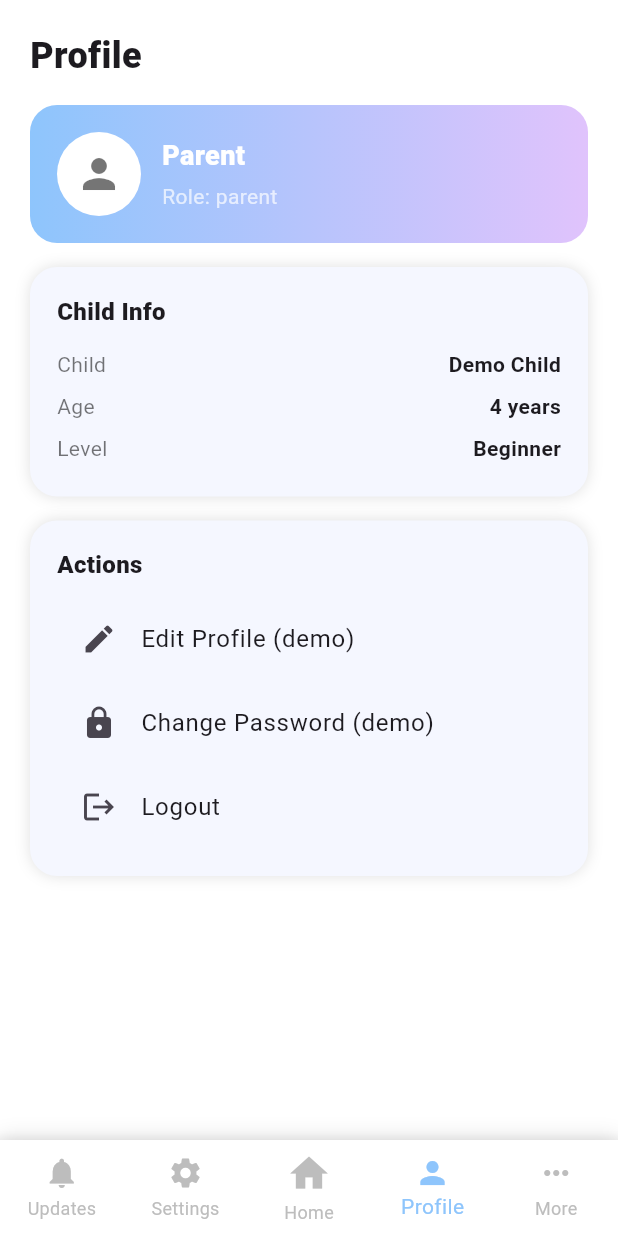
After one commit to ShreeyaPaudel/kreative_kindle, a Flutter app: the DashboardPage screen opened directly, item 4 of the bottom bar chosen, after a tap on "Edit Profile (demo)", on a phone screen of 412 x 824 dp. The commit adds this screen. Run offline on Flutter 3.47's test engine with Material 3 defaults, Android fonts, the phone set to English and light mode, and no system bars; our stand-ins replace connectivity_plus, dio, flutter_riverpod, flutter_secure_storage, hive, hive_flutter and 2 more; accounts and stored records are empty; generated files the repository leaves out were written again.

Commit message:
fix: route login to clean-architecture dashboard and remove role screen dependency

```diff
--- a/lib/features/auth/presentation/pages/login_screen.dart
+++ b/lib/features/auth/presentation/pages/login_screen.dart
@@ -1,8 +1,7 @@
 import 'package:flutter/material.dart';
 import 'package:flutter_riverpod/flutter_riverpod.dart';
 
-import '../../../../screens/Parent/Dashboard/parent_dashboard.dart';
-import '../../../../screens/Role/user_role.dart';
+import '../../../dashboard/presentation/pages/dashboard_page.dart';
 import '../view_model/auth_viewmodel.dart';
 import 'signup_screen.dart';
 
@@ -82,11 +81,9 @@ class _LoginScreenState extends ConsumerState<LoginScreen> {
                   child: Column(
                     crossAxisAlignment: CrossAxisAlignment.start,
                     children: [
-                      Text(
-                        UserRole.role == "parent"
-                            ? "Welcome Back, Parent!"
-                            : "Welcome Back, Instructor!",
-                        style: const TextStyle(
+                      const Text(
+                        "Welcome Back!",
+                        style: TextStyle(
                           fontSize: 26,
                           fontWeight: FontWeight.w700,
                         ),
@@ -102,7 +99,8 @@ class _LoginScreenState extends ConsumerState<LoginScreen> {
                       _inputField(
                         controller: emailController,
                         label: "Email",
-                        validator: (v) => v!.isEmpty ? "Email required" : null,
+                        validator: (v) =>
+                            (v == null || v.isEmpty) ? "Email required" : null,
                       ),
 
                       const SizedBox(height: 18),
@@ -124,8 +122,9 @@ class _LoginScreenState extends ConsumerState<LoginScreen> {
                             });
                           },
                         ),
-                        validator: (v) =>
-                            v!.isEmpty ? "Password required" : null,
+                        validator: (v) => (v == null || v.isEmpty)
+                            ? "Password required"
+                            : null,
                       ),
 
                       const SizedBox(height: 28),
@@ -153,7 +152,10 @@ class _LoginScreenState extends ConsumerState<LoginScreen> {
                             onPressed: _loading
                                 ? null
                                 : () async {
-                                    if (_formKey.currentState!.validate()) {
+                                    if (!_formKey.currentState!.validate()) {
+                                      return;
+                                    }
+
                                     setState(() => _loading = true);
 
                                     final success = await ref
@@ -168,11 +170,13 @@ class _LoginScreenState extends ConsumerState<LoginScreen> {
                                     setState(() => _loading = false);
 
                                     if (success) {
+                                      // ✅ TEMP: role hardcoded for now
                                       Navigator.pushReplacement(
                                         context,
                                         MaterialPageRoute(
-                                            builder: (_) =>
-                                                const ParentDashboard(),
+                                          builder: (_) => const DashboardPage(
+                                            role: "parent",
+                                          ),
                                         ),
                                       );
                                     } else {
@@ -190,11 +194,15 @@ class _LoginScreenState extends ConsumerState<LoginScreen> {
                                         ),
                                       );
                                     }
-                                    }
                                   },
                             child: _loading
-                                ? const CircularProgressIndicator(
+                                ? const SizedBox(
+                                    height: 22,
+                                    width: 22,
+                                    child: CircularProgressIndicator(
+                                      strokeWidth: 2.5,
                                       color: Colors.black,
+                                    ),
                                   )
                                 : const Text(
                                     "Login",
--- /dev/null
+++ b/lib/features/dashboard/presentation/pages/dashboard_page.dart
@@ -0,0 +1,282 @@
+import 'package:flutter/material.dart';
+import '../widgets/feature_tile.dart';
+import 'profile_page.dart';
+
+class DashboardPage extends StatefulWidget {
+  final String role; // "parent" / "instructor"
+  const DashboardPage({super.key, required this.role});
+
+  @override
+  State<DashboardPage> createState() => _DashboardPageState();
+}
+
+class _DashboardPageState extends State<DashboardPage> {
+  int index = 2;
+
+  bool get isParent => widget.role.toLowerCase() == "parent";
+
+  @override
+  Widget build(BuildContext context) {
+    final pages = [
+      const Center(child: Text("See Updates", style: TextStyle(fontSize: 18))),
+      const Center(child: Text("Settings", style: TextStyle(fontSize: 18))),
+      _homeUi(),
+      ProfilePage(role: widget.role),
+      const Center(child: Text("More", style: TextStyle(fontSize: 18))),
+    ];
+
+    return Scaffold(
+      backgroundColor: Colors.white,
+      body: pages[index],
+      bottomNavigationBar: Container(
+        decoration: const BoxDecoration(
+          boxShadow: [
+            BoxShadow(
+              color: Colors.black12,
+              blurRadius: 10,
+              offset: Offset(0, -2),
+            ),
+          ],
+        ),
+        child: BottomNavigationBar(
+          currentIndex: index,
+          onTap: (i) => setState(() => index = i),
+          type: BottomNavigationBarType.fixed,
+          backgroundColor: Colors.white,
+          selectedItemColor: const Color(0xFF8EC5FC),
+          unselectedItemColor: Colors.grey.shade400,
+          items: const [
+            BottomNavigationBarItem(
+              icon: Icon(Icons.notifications),
+              label: 'Updates',
+            ),
+            BottomNavigationBarItem(
+              icon: Icon(Icons.settings),
+              label: 'Settings',
+            ),
+            BottomNavigationBarItem(
+              icon: Icon(Icons.home, size: 30),
+              label: 'Home',
+            ),
+            BottomNavigationBarItem(icon: Icon(Icons.person), label: 'Profile'),
+            BottomNavigationBarItem(
+              icon: Icon(Icons.more_horiz),
+              label: 'More',
+            ),
+          ],
+        ),
+      ),
+    );
+  }
+
+  Widget _homeUi() {
+    final greeting = isParent ? "Hi Parent!" : "Hi Instructor!";
+
+    return SingleChildScrollView(
+      child: Column(
+        children: [
+          Stack(
+            children: [
+              Container(
+                height: 250,
+                width: double.infinity,
+                decoration: const BoxDecoration(
+                  gradient: LinearGradient(
+                    colors: [Color(0xFF8EC5FC), Color(0xFFE0C3FC)],
+                    begin: Alignment.topLeft,
+                    end: Alignment.bottomRight,
+                  ),
+                  borderRadius: BorderRadius.only(
+                    bottomLeft: Radius.circular(25),
+                    bottomRight: Radius.circular(25),
+                  ),
+                ),
+              ),
+              Positioned(
+                top: 40,
+                left: 0,
+                right: 0,
+                child: Center(
+                  child: Image.asset(
+                    "assets/images/LoginRegister/Group_8037.png",
+                    height: 140,
+                  ),
+                ),
+              ),
+              Positioned(
+                bottom: 25,
+                left: 20,
+                right: 20,
+                child: Row(
+                  mainAxisAlignment: MainAxisAlignment.spaceBetween,
+                  children: [
+                    Column(
+                      crossAxisAlignment: CrossAxisAlignment.start,
+                      children: [
+                        Text(
+                          greeting,
+                          style: const TextStyle(
+                            fontSize: 22,
+                            color: Colors.white,
+                            fontWeight: FontWeight.w700,
+                          ),
+                        ),
+                        const SizedBox(height: 4),
+                        const Text(
+                          "4 Y/O | Beginner",
+                          style: TextStyle(color: Colors.white70, fontSize: 14),
+                        ),
+                      ],
+                    ),
+                    Container(
+                      padding: const EdgeInsets.all(10),
+                      decoration: const BoxDecoration(
+                        color: Colors.white,
+                        shape: BoxShape.circle,
+                        boxShadow: [
+                          BoxShadow(color: Colors.black26, blurRadius: 6),
+                        ],
+                      ),
+                      child: const Icon(
+                        Icons.person,
+                        color: Colors.black54,
+                        size: 34,
+                      ),
+                    ),
+                  ],
+                ),
+              ),
+            ],
+          ),
+          const SizedBox(height: 20),
+
+          Container(
+            margin: const EdgeInsets.symmetric(horizontal: 20),
+            padding: const EdgeInsets.all(18),
+            decoration: BoxDecoration(
+              color: const Color(0xFFFFF4E8),
+              borderRadius: BorderRadius.circular(18),
+              boxShadow: const [
+                BoxShadow(color: Colors.black12, blurRadius: 6),
+              ],
+            ),
+            child: Row(
+              children: [
+                const Text("🌈", style: TextStyle(fontSize: 42)),
+                const SizedBox(width: 14),
+                Expanded(
+                  child: Column(
+                    crossAxisAlignment: CrossAxisAlignment.start,
+                    children: const [
+                      Text(
+                        "Today's Highlight",
+                        style: TextStyle(
+                          fontSize: 16,
+                          fontWeight: FontWeight.w700,
+                        ),
+                      ),
+                      SizedBox(height: 4),
+                      Text("Rainbow Paper Craft"),
+                      SizedBox(height: 6),
+                      Row(
+                        children: [
+                          Icon(Icons.timer, size: 16, color: Colors.black54),
+                          SizedBox(width: 4),
+                          Text(
+                            "10 mins",
+                            style: TextStyle(
+                              fontSize: 12,
+                              color: Colors.black54,
+                            ),
+                          ),
+                        ],
+                      ),
+                    ],
+                  ),
+                ),
+              ],
+            ),
+          ),
+
+          const SizedBox(height: 25),
+
+          Padding(
+            padding: const EdgeInsets.symmetric(horizontal: 20),
+            child: GridView.count(
+              crossAxisCount: 2,
+              shrinkWrap: true,
+              physics: const NeverScrollableScrollPhysics(),
+              crossAxisSpacing: 20,
+              mainAxisSpacing: 20,
+              childAspectRatio: 1.1,
+              children: const [
+                FeatureTile(title: "Craft Corner", icon: Icons.palette),
+                FeatureTile(
+                  title: "Letters & Phonics",
+                  icon: Icons.text_fields,
+                ),
+                FeatureTile(title: "Story Time", icon: Icons.book),
+                FeatureTile(title: "Numbers & Logic", icon: Icons.calculate),
+                FeatureTile(title: "Thinking Skills", icon: Icons.psychology),
+                FeatureTile(title: "Science & Nature", icon: Icons.eco),
+                FeatureTile(title: "Post Update", icon: Icons.post_add),
+                FeatureTile(title: "Learning Progress", icon: Icons.show_chart),
+                FeatureTile(
+                  title: "Rewards & Badges",
+                  icon: Icons.workspace_premium,
+                ),
+              ],
+            ),
+          ),
+
+          const SizedBox(height: 30),
+
+          const Align(
+            alignment: Alignment.centerLeft,
+            child: Padding(
+              padding: EdgeInsets.symmetric(horizontal: 22),
+              child: Text(
+                "Recommended for You",
+                style: TextStyle(fontSize: 18, fontWeight: FontWeight.w700),
+              ),
+            ),
+          ),
+
+          const SizedBox(height: 14),
+
+          Container(
+            margin: const EdgeInsets.symmetric(horizontal: 20),
+            padding: const EdgeInsets.all(18),
+            decoration: BoxDecoration(
+              gradient: const LinearGradient(
+                colors: [
+                  Color(0xFFFFE8A3),
+                  Color(0xFFFFCFA8),
+                  Color(0xFFFFB88A),
+                ],
+              ),
+              borderRadius: BorderRadius.circular(18),
+              boxShadow: const [
+                BoxShadow(color: Colors.black12, blurRadius: 10),
+              ],
+            ),
+            child: Row(
+              children: const [
+                Icon(Icons.extension, size: 36, color: Color(0xFFFF9A3E)),
+                SizedBox(width: 16),
+                Expanded(
+                  child: Text(
+                    "Shape Sorting Game\nBoosts thinking + fine motor skills!",
+                    style: TextStyle(fontSize: 14),
+                  ),
+                ),
+              ],
+            ),
+          ),
+
+          const SizedBox(height: 40),
+        ],
+      ),
+    );
+  }
+}
--- /dev/null
+++ b/lib/features/dashboard/presentation/pages/profile_page.dart
@@ -0,0 +1,154 @@
+import 'package:flutter/material.dart';
+
+class ProfilePage extends StatelessWidget {
+  final String role;
+  const ProfilePage({super.key, required this.role});
+
+  bool get isParent => role.toLowerCase() == "parent";
+
+  @override
+  Widget build(BuildContext context) {
+    return SafeArea(
+      child: ListView(
+        padding: const EdgeInsets.all(20),
+        children: [
+          const Text(
+            "Profile",
+            style: TextStyle(fontSize: 24, fontWeight: FontWeight.w800),
+          ),
+          const SizedBox(height: 16),
+
+          Container(
+            padding: const EdgeInsets.all(18),
+            decoration: BoxDecoration(
+              gradient: const LinearGradient(
+                colors: [Color(0xFF8EC5FC), Color(0xFFE0C3FC)],
+              ),
+              borderRadius: BorderRadius.circular(18),
+            ),
+            child: Row(
+              children: [
+                const CircleAvatar(
+                  radius: 28,
+                  backgroundColor: Colors.white,
+                  child: Icon(Icons.person, size: 32, color: Colors.black54),
+                ),
+                const SizedBox(width: 14),
+                Expanded(
+                  child: Column(
+                    crossAxisAlignment: CrossAxisAlignment.start,
+                    children: [
+                      Text(
+                        isParent ? "Parent" : "Instructor",
+                        style: const TextStyle(
+                          fontSize: 18,
+                          color: Colors.white,
+                          fontWeight: FontWeight.w800,
+                        ),
+                      ),
+                      const SizedBox(height: 4),
+                      Text(
+                        "Role: $role",
+                        style: const TextStyle(color: Colors.white70),
+                      ),
+                    ],
+                  ),
+                ),
+              ],
+            ),
+          ),
+
+          const SizedBox(height: 16),
+
+          _infoCard(
+            title: isParent ? "Child Info" : "Class Info",
+            rows: isParent
+                ? const [
+                    ("Child", "Demo Child"),
+                    ("Age", "4 years"),
+                    ("Level", "Beginner"),
+                  ]
+                : const [
+                    ("Room", "Butterfly"),
+                    ("Focus", "Creative learning"),
+                    ("Experience", "1+ year"),
+                  ],
+          ),
+
+          const SizedBox(height: 16),
+
+          _infoCard(
+            title: "Actions",
+            child: Column(
+              children: [
+                ListTile(
+                  leading: const Icon(Icons.edit),
+                  title: const Text("Edit Profile (demo)"),
+                  onTap: () {},
+                ),
+                ListTile(
+                  leading: const Icon(Icons.lock),
+                  title: const Text("Change Password (demo)"),
+                  onTap: () {},
+                ),
+                ListTile(
+                  leading: const Icon(Icons.logout),
+                  title: const Text("Logout"),
+                  onTap: () {
+                    ScaffoldMessenger.of(context).showSnackBar(
+                      const SnackBar(
+                        content: Text("Logout tapped (wire later)"),
+                      ),
+                    );
+                  },
+                ),
+              ],
+            ),
+          ),
+        ],
+      ),
+    );
+  }
+
+  Widget _infoCard({
+    required String title,
+    List<(String, String)> rows = const [],
+    Widget? child,
+  }) {
+    return Container(
+      padding: const EdgeInsets.all(18),
+      decoration: BoxDecoration(
+        color: const Color(0xFFF5F7FF),
+        borderRadius: BorderRadius.circular(18),
+        boxShadow: const [BoxShadow(color: Colors.black12, blurRadius: 8)],
+      ),
+      child: Column(
+        crossAxisAlignment: CrossAxisAlignment.start,
+        children: [
+          Text(
+            title,
+            style: const TextStyle(fontSize: 16, fontWeight: FontWeight.w800),
+          ),
+          const SizedBox(height: 10),
+          if (rows.isNotEmpty)
+            ...rows.map(
+              (r) => Padding(
+                padding: const EdgeInsets.symmetric(vertical: 4),
+                child: Row(
+                  mainAxisAlignment: MainAxisAlignment.spaceBetween,
+                  children: [
+                    Text(r.$1, style: const TextStyle(color: Colors.black54)),
+                    Text(
+                      r.$2,
+                      style: const TextStyle(fontWeight: FontWeight.w700),
+                    ),
+                  ],
+                ),
+              ),
+            ),
+          if (child != null) child,
+        ],
+      ),
+    );
+  }
+}
--- /dev/null
+++ b/lib/features/dashboard/presentation/widgets/feature_tile.dart
@@ -0,0 +1,43 @@
+import 'package:flutter/material.dart';
+
+class FeatureTile extends StatelessWidget {
+  final String title;
+  final IconData icon;
+
+  const FeatureTile({super.key, required this.title, required this.icon});
+
+  @override
+  Widget build(BuildContext context) {
+    return Container(
+      padding: const EdgeInsets.all(20),
+      decoration: BoxDecoration(
+        color: const Color(0xFFF5F7FF),
+        borderRadius: BorderRadius.circular(18),
+        boxShadow: const [
+          BoxShadow(color: Colors.black12, blurRadius: 6, offset: Offset(0, 3)),
+        ],
+      ),
+      child: Column(
+        mainAxisAlignment: MainAxisAlignment.center,
+        children: [
+          Container(
+            padding: const EdgeInsets.all(14),
+            decoration: const BoxDecoration(
+              shape: BoxShape.circle,
+              gradient: LinearGradient(
+                colors: [Color(0xFF8EC5FC), Color(0xFFE0C3FC)],
+              ),
+            ),
+            child: Icon(icon, size: 36, color: Colors.white),
+          ),
+          const SizedBox(height: 12),
+          Text(
+            title,
+            textAlign: TextAlign.center,
+            style: const TextStyle(fontSize: 15, fontWeight: FontWeight.w600),
+          ),
+        ],
+      ),
+    );
+  }
+}
```
Also changed, not shown: 2 other files. Lines whose indentation alone changed are shown as unchanged.
